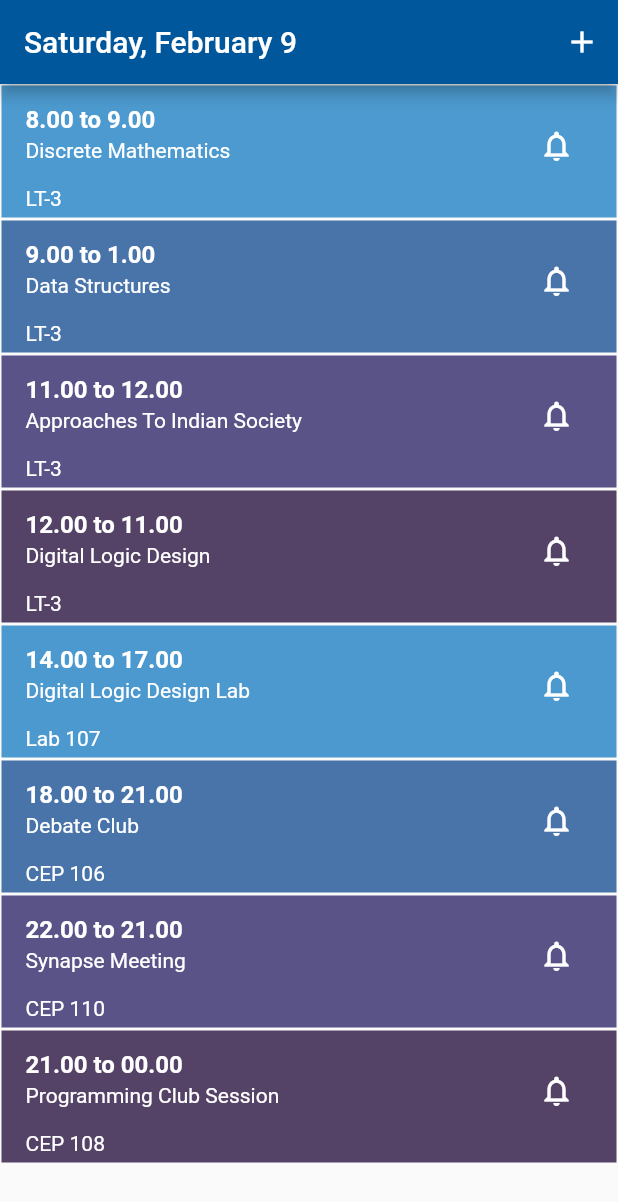
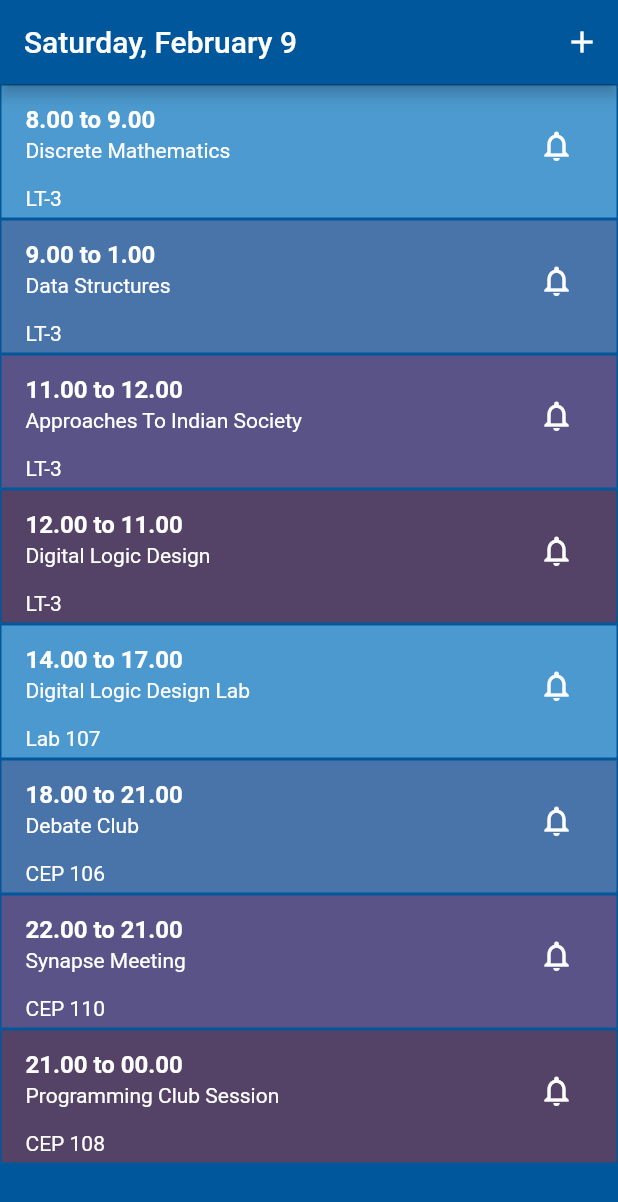
Before and after one commit to hmtj99/da_plan, a Flutter app: the screen it shows after launch, on a phone screen of 412 x 824 dp. Shown: the top 1202 px of the screen. Run offline on Flutter 3.47's test engine with Material 2 defaults, Android fonts, the phone set to English and light mode, and no system bars.

Commit message:
Added Color To Margins

```diff
--- a/lib/main.dart
+++ b/lib/main.dart
@@ -33,7 +33,9 @@ class EventListState extends State<EventList>{
           )
         ],
       ),
-      body: ListView(
+      body: Container(
+        color: Colors.lightBlue[900],
+        child: ListView(
           children: <Widget>[
             Container(
               color: Color(0xff4C9ACF),
@@ -150,6 +152,7 @@ class EventListState extends State<EventList>{
 
           ],
         ),
+      )
     );
   }
 
```
